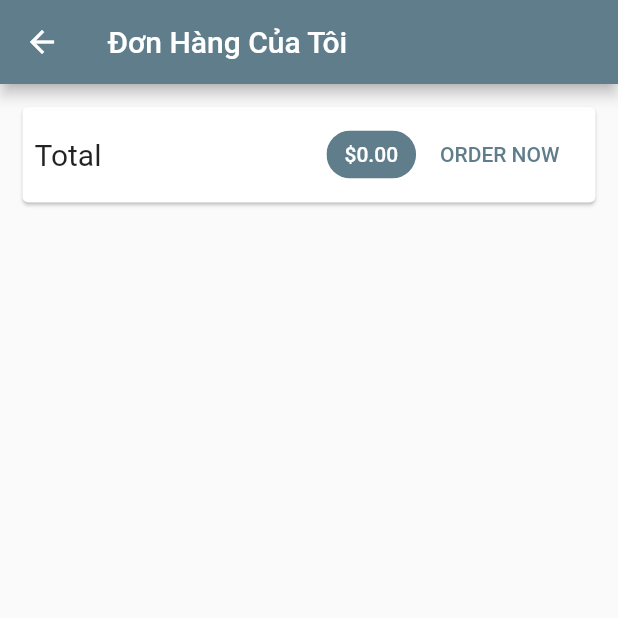
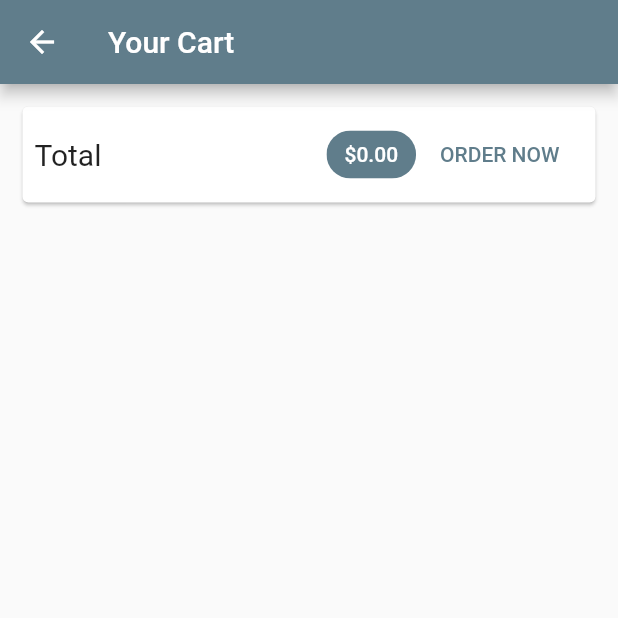
Before and after one commit to AnhTan1420/AppKeyboardShop, a Flutter app: the OrdersScreen screen opened by its route, item 3 of the bottom bar chosen, after a tap on the "home" icon, after a tap on the "shopping cart" icon, on a phone screen of 412 x 824 dp, the top half of it. Run offline on Flutter 3.47's test engine with Material 2 defaults, Android fonts, the light colour scheme and no system bars; our stand-ins replace get, socket_io_client; network calls fail; Roboto replaces fonts that are missing (Lat).

Commit message:
[anhtan] Format code, Update Profile

```diff
--- a/lib/screens/cart_screen.dart
+++ b/lib/screens/cart_screen.dart
@@ -14,7 +14,7 @@ class CartScreen extends StatelessWidget {
     final cart = Provider.of<Cart>(context);
     return Scaffold(
       appBar: AppBar(
-        title: const Text('Đơn Hàng Của Tôi'),
+        title: const Text('Your Cart'),
       ),
       body: Column(
         children: <Widget>[
--- a/lib/screens/orders_screen.dart
+++ b/lib/screens/orders_screen.dart
@@ -15,7 +15,7 @@ class OrdersScreen extends StatelessWidget {
     final orderData = Provider.of<Orders>(context);
     return Scaffold(
       appBar: AppBar(
-        title: const Text('Đơn hàng đã mua'),
+        title: const Text('Your Orders'),
       ),
       bottomNavigationBar: BottomMenuBar(),
       body: ListView.builder(
--- a/lib/screens/products_overview_screen.dart
+++ b/lib/screens/products_overview_screen.dart
@@ -38,7 +38,7 @@ class _ProductsOverviewScreenState extends State<ProductsOverviewScreen> {
               decoration: InputDecoration(
                   enabledBorder: InputBorder.none,
                   focusedBorder: InputBorder.none,
-                  hintText: "Tìm kiếm sản phẩm",
+                  hintText: "Search keyboards",
                   prefixIcon: Icon(Icons.search),
                   contentPadding: EdgeInsets.symmetric(
                     vertical: 20,
--- a/lib/screens/profile.dart
+++ b/lib/screens/profile.dart
@@ -65,17 +65,17 @@ class _ProFileState extends State<ProFile> {
                     child: Ink(
                       child: Container(
                         constraints: BoxConstraints(
-                          maxWidth: 90.0,
-                          maxHeight: 150.0,
+                          maxWidth: 120.0,
+                          maxHeight: 90.0,
                         ),
                         alignment: Alignment.center,
                         child: Text(
-                          "Đang vận chuyển",
-                          textAlign: TextAlign.left,
+                          "Being Transported",
+                          textAlign: TextAlign.center,
                           style: TextStyle(
                               color: Colors.white,
-                              fontSize: 20.0,
-                              letterSpacing: 2.0,
+                              fontSize: 18,
+                              letterSpacing: 1.0,
                               fontWeight: FontWeight.bold),
                         ),
                       ),
@@ -91,17 +91,17 @@ class _ProFileState extends State<ProFile> {
                     child: Ink(
                       child: Container(
                         constraints: BoxConstraints(
-                          maxWidth: 90.0,
-                          maxHeight: 150.0,
+                          maxWidth: 120.0,
+                          maxHeight: 90.0,
                         ),
                         alignment: Alignment.center,
                         child: Text(
-                          "Đã xem gần đây",
+                          "Recently Viewed",
                           textAlign: TextAlign.center,
                           style: TextStyle(
                               color: Colors.white,
-                              fontSize: 20.0,
-                              letterSpacing: 2.0,
+                              fontSize: 18,
+                              letterSpacing: 1.0,
                               fontWeight: FontWeight.bold),
                         ),
                       ),
```
